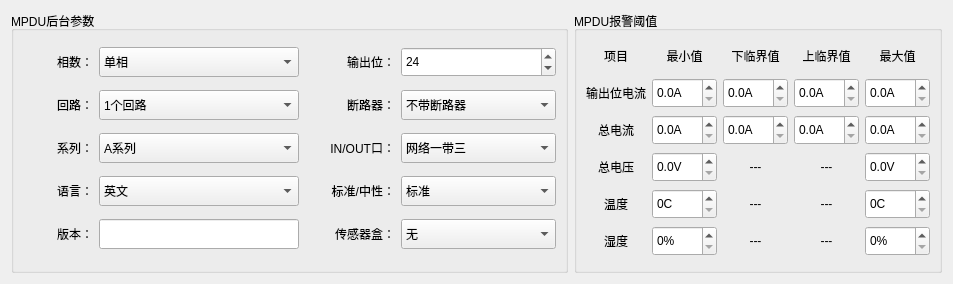
This is MasterCtrlSet/home/home_mpduwid.ui in ChinaClever/PDU-Settings as Qt 5 draws it before an edit. The edited form follows.
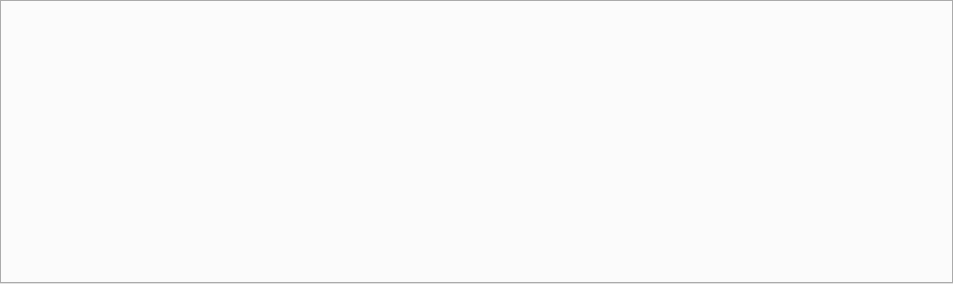
This is the edited form.

Commit message: 增加MPDU参数保存

The edit to the form file:
```diff
--- a/MasterCtrlSet/home/home_mpduwid.ui
+++ b/MasterCtrlSet/home/home_mpduwid.ui
@@ -14,1173 +14,26 @@
    <string>Form</string>
   </property>
   <layout class="QGridLayout" name="gridLayout">
+   <property name="leftMargin">
+    <number>0</number>
+   </property>
+   <property name="topMargin">
+    <number>0</number>
+   </property>
+   <property name="rightMargin">
+    <number>0</number>
+   </property>
+   <property name="bottomMargin">
+    <number>0</number>
+   </property>
+   <property name="spacing">
+    <number>0</number>
+   </property>
    <item row="0" column="0">
-    <widget class="QGroupBox" name="groupBox">
-     <property name="minimumSize">
-      <size>
-       <width>0</width>
-       <height>30</height>
-      </size>
+    <widget class="QTabWidget" name="tabWidget">
+     <property name="currentIndex">
+      <number>-1</number>
      </property>
-     <property name="title">
-      <string>MPDU后台参数</string>
-     </property>
-     <layout class="QGridLayout" name="gridLayout_3">
-      <item row="4" column="0">
-       <widget class="QLabel" name="label_26">
-        <property name="minimumSize">
-         <size>
-          <width>60</width>
-          <height>30</height>
-         </size>
-        </property>
-        <property name="maximumSize">
-         <size>
-          <width>70</width>
-          <height>16777215</height>
-         </size>
-        </property>
-        <property name="text">
-         <string>版本：</string>
-        </property>
-        <property name="alignment">
-         <set>Qt::AlignRight|Qt::AlignTrailing|Qt::AlignVCenter</set>
-        </property>
-       </widget>
-      </item>
-      <item row="2" column="0">
-       <widget class="QLabel" name="label_5">
-        <property name="minimumSize">
-         <size>
-          <width>60</width>
-          <height>30</height>
-         </size>
-        </property>
-        <property name="maximumSize">
-         <size>
-          <width>70</width>
-          <height>16777215</height>
-         </size>
-        </property>
-        <property name="text">
-         <string>系列：</string>
-        </property>
-        <property name="alignment">
-         <set>Qt::AlignRight|Qt::AlignTrailing|Qt::AlignVCenter</set>
-        </property>
-       </widget>
-      </item>
-      <item row="3" column="2">
-       <widget class="QLabel" name="label_4">
-        <property name="minimumSize">
-         <size>
-          <width>60</width>
-          <height>30</height>
-         </size>
-        </property>
-        <property name="maximumSize">
-         <size>
-          <width>90</width>
-          <height>16777215</height>
-         </size>
-        </property>
-        <property name="text">
-         <string>标准/中性：</string>
-        </property>
-        <property name="alignment">
-         <set>Qt::AlignRight|Qt::AlignTrailing|Qt::AlignVCenter</set>
-        </property>
-       </widget>
-      </item>
-      <item row="0" column="2">
-       <widget class="QLabel" name="label_3">
-        <property name="minimumSize">
-         <size>
-          <width>60</width>
-          <height>30</height>
-         </size>
-        </property>
-        <property name="maximumSize">
-         <size>
-          <width>90</width>
-          <height>16777215</height>
-         </size>
-        </property>
-        <property name="text">
-         <string>输出位：</string>
-        </property>
-        <property name="alignment">
-         <set>Qt::AlignRight|Qt::AlignTrailing|Qt::AlignVCenter</set>
-        </property>
-       </widget>
-      </item>
-      <item row="3" column="1">
-       <widget class="QComboBox" name="languageBox">
-        <property name="minimumSize">
-         <size>
-          <width>0</width>
-          <height>30</height>
-         </size>
-        </property>
-        <item>
-         <property name="text">
-          <string>英文</string>
-         </property>
-        </item>
-        <item>
-         <property name="text">
-          <string>中文</string>
-         </property>
-        </item>
-       </widget>
-      </item>
-      <item row="4" column="3">
-       <widget class="QComboBox" name="envBox">
-        <property name="minimumSize">
-         <size>
-          <width>0</width>
-          <height>30</height>
-         </size>
-        </property>
-        <item>
-         <property name="text">
-          <string>无</string>
-         </property>
-        </item>
-        <item>
-         <property name="text">
-          <string>有</string>
-         </property>
-        </item>
-       </widget>
-      </item>
-      <item row="0" column="3">
-       <widget class="QSpinBox" name="outputSpin">
-        <property name="minimumSize">
-         <size>
-          <width>0</width>
-          <height>30</height>
-         </size>
-        </property>
-        <property name="maximum">
-         <number>42</number>
-        </property>
-        <property name="value">
-         <number>24</number>
-        </property>
-       </widget>
-      </item>
-      <item row="1" column="0">
-       <widget class="QLabel" name="label_2">
-        <property name="minimumSize">
-         <size>
-          <width>60</width>
-          <height>30</height>
-         </size>
-        </property>
-        <property name="maximumSize">
-         <size>
-          <width>70</width>
-          <height>16777215</height>
-         </size>
-        </property>
-        <property name="text">
-         <string>回路：</string>
-        </property>
-        <property name="alignment">
-         <set>Qt::AlignRight|Qt::AlignTrailing|Qt::AlignVCenter</set>
-        </property>
-       </widget>
-      </item>
-      <item row="1" column="1">
-       <widget class="QComboBox" name="loopBox">
-        <property name="minimumSize">
-         <size>
-          <width>0</width>
-          <height>30</height>
-         </size>
-        </property>
-        <item>
-         <property name="text">
-          <string>1个回路</string>
-         </property>
-        </item>
-        <item>
-         <property name="text">
-          <string>2个回路</string>
-         </property>
-        </item>
-        <item>
-         <property name="text">
-          <string>3个回路</string>
-         </property>
-        </item>
-        <item>
-         <property name="text">
-          <string>4个回路</string>
-         </property>
-        </item>
-        <item>
-         <property name="text">
-          <string>6个回路</string>
-         </property>
-        </item>
-       </widget>
-      </item>
-      <item row="4" column="1">
-       <widget class="QLineEdit" name="versionEdit">
-        <property name="minimumSize">
-         <size>
-          <width>0</width>
-          <height>30</height>
-         </size>
-        </property>
-        <property name="maximumSize">
-         <size>
-          <width>200</width>
-          <height>16777215</height>
-         </size>
-        </property>
-       </widget>
-      </item>
-      <item row="1" column="3">
-       <widget class="QComboBox" name="breakerBox">
-        <property name="minimumSize">
-         <size>
-          <width>0</width>
-          <height>30</height>
-         </size>
-        </property>
-        <item>
-         <property name="text">
-          <string>不带断路器</string>
-         </property>
-        </item>
-        <item>
-         <property name="text">
-          <string>带断路器</string>
-         </property>
-        </item>
-       </widget>
-      </item>
-      <item row="2" column="2">
-       <widget class="QLabel" name="label_8">
-        <property name="minimumSize">
-         <size>
-          <width>60</width>
-          <height>30</height>
-         </size>
-        </property>
-        <property name="maximumSize">
-         <size>
-          <width>90</width>
-          <height>16777215</height>
-         </size>
-        </property>
-        <property name="text">
-         <string>IN/OUT口：</string>
-        </property>
-        <property name="alignment">
-         <set>Qt::AlignRight|Qt::AlignTrailing|Qt::AlignVCenter</set>
-        </property>
-       </widget>
-      </item>
-      <item row="2" column="1">
-       <widget class="QComboBox" name="seriesBox">
-        <property name="minimumSize">
-         <size>
-          <width>0</width>
-          <height>30</height>
-         </size>
-        </property>
-        <item>
-         <property name="text">
-          <string>A系列</string>
-         </property>
-        </item>
-        <item>
-         <property name="text">
-          <string>B系列</string>
-         </property>
-        </item>
-        <item>
-         <property name="text">
-          <string>C系列</string>
-         </property>
-        </item>
-        <item>
-         <property name="text">
-          <string>D系列</string>
-         </property>
-        </item>
-       </widget>
-      </item>
-      <item row="4" column="2">
-       <widget class="QLabel" name="label_27">
-        <property name="minimumSize">
-         <size>
-          <width>60</width>
-          <height>30</height>
-         </size>
-        </property>
-        <property name="maximumSize">
-         <size>
-          <width>90</width>
-          <height>16777215</height>
-         </size>
-        </property>
-        <property name="text">
-         <string>传感器盒：</string>
-        </property>
-        <property name="alignment">
-         <set>Qt::AlignRight|Qt::AlignTrailing|Qt::AlignVCenter</set>
-        </property>
-       </widget>
-      </item>
-      <item row="0" column="0">
-       <widget class="QLabel" name="label">
-        <property name="minimumSize">
-         <size>
-          <width>60</width>
-          <height>30</height>
-         </size>
-        </property>
-        <property name="maximumSize">
-         <size>
-          <width>70</width>
-          <height>16777215</height>
-         </size>
-        </property>
-        <property name="text">
-         <string>相数：</string>
-        </property>
-        <property name="alignment">
-         <set>Qt::AlignRight|Qt::AlignTrailing|Qt::AlignVCenter</set>
-        </property>
-       </widget>
-      </item>
-      <item row="3" column="0">
-       <widget class="QLabel" name="label_6">
-        <property name="minimumSize">
-         <size>
-          <width>60</width>
-          <height>30</height>
-         </size>
-        </property>
-        <property name="maximumSize">
-         <size>
-          <width>70</width>
-          <height>16777215</height>
-         </size>
-        </property>
-        <property name="text">
-         <string>语言：</string>
-        </property>
-        <property name="alignment">
-         <set>Qt::AlignRight|Qt::AlignTrailing|Qt::AlignVCenter</set>
-        </property>
-       </widget>
-      </item>
-      <item row="3" column="3">
-       <widget class="QComboBox" name="standardBox">
-        <property name="minimumSize">
-         <size>
-          <width>0</width>
-          <height>30</height>
-         </size>
-        </property>
-        <item>
-         <property name="text">
-          <string>标准</string>
-         </property>
-        </item>
-        <item>
-         <property name="text">
-          <string>中性</string>
-         </property>
-        </item>
-       </widget>
-      </item>
-      <item row="1" column="2">
-       <widget class="QLabel" name="label_7">
-        <property name="minimumSize">
-         <size>
-          <width>60</width>
-          <height>30</height>
-         </size>
-        </property>
-        <property name="maximumSize">
-         <size>
-          <width>90</width>
-          <height>16777215</height>
-         </size>
-        </property>
-        <property name="text">
-         <string>断路器：</string>
-        </property>
-        <property name="alignment">
-         <set>Qt::AlignRight|Qt::AlignTrailing|Qt::AlignVCenter</set>
-        </property>
-       </widget>
-      </item>
-      <item row="2" column="3">
-       <widget class="QComboBox" name="modbusBox">
-        <property name="minimumSize">
-         <size>
-          <width>0</width>
-          <height>30</height>
-         </size>
-        </property>
-        <item>
-         <property name="text">
-          <string>网络一带三</string>
-         </property>
-        </item>
-        <item>
-         <property name="text">
-          <string>Modbus</string>
-         </property>
-        </item>
-       </widget>
-      </item>
-      <item row="0" column="1">
-       <widget class="QComboBox" name="lineBox">
-        <property name="minimumSize">
-         <size>
-          <width>0</width>
-          <height>30</height>
-         </size>
-        </property>
-        <item>
-         <property name="text">
-          <string>单相</string>
-         </property>
-        </item>
-        <item>
-         <property name="text">
-          <string>三相</string>
-         </property>
-        </item>
-       </widget>
-      </item>
-     </layout>
-    </widget>
-   </item>
-   <item row="0" column="1">
-    <widget class="QGroupBox" name="groupBox_2">
-     <property name="minimumSize">
-      <size>
-       <width>0</width>
-       <height>30</height>
-      </size>
-     </property>
-     <property name="title">
-      <string>MPDU报警阈值</string>
-     </property>
-     <layout class="QGridLayout" name="gridLayout_2">
-      <item row="5" column="3">
-       <widget class="QLabel" name="label_25">
-        <property name="minimumSize">
-         <size>
-          <width>0</width>
-          <height>30</height>
-         </size>
-        </property>
-        <property name="maximumSize">
-         <size>
-          <width>80</width>
-          <height>16777215</height>
-         </size>
-        </property>
-        <property name="text">
-         <string>---</string>
-        </property>
-        <property name="alignment">
-         <set>Qt::AlignCenter</set>
-        </property>
-       </widget>
-      </item>
-      <item row="3" column="0">
-       <widget class="QLabel" name="label_15">
-        <property name="minimumSize">
-         <size>
-          <width>0</width>
-          <height>30</height>
-         </size>
-        </property>
-        <property name="maximumSize">
-         <size>
-          <width>80</width>
-          <height>16777215</height>
-         </size>
-        </property>
-        <property name="text">
-         <string>总电压</string>
-        </property>
-        <property name="alignment">
-         <set>Qt::AlignCenter</set>
-        </property>
-       </widget>
-      </item>
-      <item row="4" column="0">
-       <widget class="QLabel" name="label_18">
-        <property name="minimumSize">
-         <size>
-          <width>0</width>
-          <height>30</height>
-         </size>
-        </property>
-        <property name="maximumSize">
-         <size>
-          <width>80</width>
-          <height>16777215</height>
-         </size>
-        </property>
-        <property name="text">
-         <string>温度</string>
-        </property>
-        <property name="alignment">
-         <set>Qt::AlignCenter</set>
-        </property>
-       </widget>
-      </item>
-      <item row="1" column="4">
-       <widget class="QDoubleSpinBox" name="outputMaxSpin">
-        <property name="minimumSize">
-         <size>
-          <width>0</width>
-          <height>30</height>
-         </size>
-        </property>
-        <property name="maximumSize">
-         <size>
-          <width>80</width>
-          <height>16777215</height>
-         </size>
-        </property>
-        <property name="suffix">
-         <string>A</string>
-        </property>
-        <property name="decimals">
-         <number>1</number>
-        </property>
-        <property name="maximum">
-         <double>300.000000000000000</double>
-        </property>
-       </widget>
-      </item>
-      <item row="2" column="4">
-       <widget class="QDoubleSpinBox" name="curMaxSpin">
-        <property name="minimumSize">
-         <size>
-          <width>0</width>
-          <height>30</height>
-         </size>
-        </property>
-        <property name="maximumSize">
-         <size>
-          <width>80</width>
-          <height>16777215</height>
-         </size>
-        </property>
-        <property name="suffix">
-         <string>A</string>
-        </property>
-        <property name="decimals">
-         <number>1</number>
-        </property>
-        <property name="maximum">
-         <double>300.000000000000000</double>
-        </property>
-       </widget>
-      </item>
-      <item row="0" column="0">
-       <widget class="QLabel" name="label_14">
-        <property name="minimumSize">
-         <size>
-          <width>0</width>
-          <height>30</height>
-         </size>
-        </property>
-        <property name="maximumSize">
-         <size>
-          <width>80</width>
-          <height>30</height>
-         </size>
-        </property>
-        <property name="text">
-         <string>项目</string>
-        </property>
-        <property name="alignment">
-         <set>Qt::AlignCenter</set>
-        </property>
-       </widget>
-      </item>
-      <item row="2" column="3">
-       <widget class="QDoubleSpinBox" name="curCrMaxSpin">
-        <property name="minimumSize">
-         <size>
-          <width>0</width>
-          <height>30</height>
-         </size>
-        </property>
-        <property name="maximumSize">
-         <size>
-          <width>80</width>
-          <height>16777215</height>
-         </size>
-        </property>
-        <property name="suffix">
-         <string>A</string>
-        </property>
-        <property name="decimals">
-         <number>1</number>
-        </property>
-        <property name="maximum">
-         <double>300.000000000000000</double>
-        </property>
-       </widget>
-      </item>
-      <item row="3" column="1">
-       <widget class="QDoubleSpinBox" name="volMinSpin">
-        <property name="minimumSize">
-         <size>
-          <width>0</width>
-          <height>30</height>
-         </size>
-        </property>
-        <property name="maximumSize">
-         <size>
-          <width>80</width>
-          <height>16777215</height>
-         </size>
-        </property>
-        <property name="suffix">
-         <string>V</string>
-        </property>
-        <property name="decimals">
-         <number>1</number>
-        </property>
-        <property name="maximum">
-         <double>300.000000000000000</double>
-        </property>
-       </widget>
-      </item>
-      <item row="0" column="2">
-       <widget class="QLabel" name="label_11">
-        <property name="minimumSize">
-         <size>
-          <width>0</width>
-          <height>30</height>
-         </size>
-        </property>
-        <property name="maximumSize">
-         <size>
-          <width>80</width>
-          <height>30</height>
-         </size>
-        </property>
-        <property name="text">
-         <string>下临界值</string>
-        </property>
-        <property name="alignment">
-         <set>Qt::AlignCenter</set>
-        </property>
-       </widget>
-      </item>
-      <item row="4" column="3">
-       <widget class="QLabel" name="label_22">
-        <property name="minimumSize">
-         <size>
-          <width>0</width>
-          <height>30</height>
-         </size>
-        </property>
-        <property name="maximumSize">
-         <size>
-          <width>80</width>
-          <height>16777215</height>
-         </size>
-        </property>
-        <property name="text">
-         <string>---</string>
-        </property>
-        <property name="alignment">
-         <set>Qt::AlignCenter</set>
-        </property>
-       </widget>
-      </item>
-      <item row="5" column="4">
-       <widget class="QDoubleSpinBox" name="humMaxSpin">
-        <property name="minimumSize">
-         <size>
-          <width>0</width>
-          <height>30</height>
-         </size>
-        </property>
-        <property name="maximumSize">
-         <size>
-          <width>80</width>
-          <height>16777215</height>
-         </size>
-        </property>
-        <property name="suffix">
-         <string>%</string>
-        </property>
-        <property name="decimals">
-         <number>0</number>
-        </property>
-        <property name="maximum">
-         <double>300.000000000000000</double>
-        </property>
-       </widget>
-      </item>
-      <item row="3" column="4">
-       <widget class="QDoubleSpinBox" name="volMaxSpin">
-        <property name="minimumSize">
-         <size>
-          <width>0</width>
-          <height>30</height>
-         </size>
-        </property>
-        <property name="maximumSize">
-         <size>
-          <width>80</width>
-          <height>16777215</height>
-         </size>
-        </property>
-        <property name="suffix">
-         <string>V</string>
-        </property>
-        <property name="decimals">
-         <number>1</number>
-        </property>
-        <property name="maximum">
-         <double>300.000000000000000</double>
-        </property>
-       </widget>
-      </item>
-      <item row="1" column="0">
-       <widget class="QLabel" name="label_17">
-        <property name="minimumSize">
-         <size>
-          <width>0</width>
-          <height>30</height>
-         </size>
-        </property>
-        <property name="maximumSize">
-         <size>
-          <width>80</width>
-          <height>16777215</height>
-         </size>
-        </property>
-        <property name="text">
-         <string>输出位电流</string>
-        </property>
-        <property name="alignment">
-         <set>Qt::AlignCenter</set>
-        </property>
-       </widget>
-      </item>
-      <item row="5" column="2">
-       <widget class="QLabel" name="label_24">
-        <property name="minimumSize">
-         <size>
-          <width>0</width>
-          <height>30</height>
-         </size>
-        </property>
-        <property name="maximumSize">
-         <size>
-          <width>80</width>
-          <height>16777215</height>
-         </size>
-        </property>
-        <property name="text">
-         <string>---</string>
-        </property>
-        <property name="alignment">
-         <set>Qt::AlignCenter</set>
-        </property>
-       </widget>
-      </item>
-      <item row="2" column="0">
-       <widget class="QLabel" name="label_16">
-        <property name="minimumSize">
-         <size>
-          <width>0</width>
-          <height>30</height>
-         </size>
-        </property>
-        <property name="maximumSize">
-         <size>
-          <width>80</width>
-          <height>16777215</height>
-         </size>
-        </property>
-        <property name="text">
-         <string>总电流</string>
-        </property>
-        <property name="alignment">
-         <set>Qt::AlignCenter</set>
-        </property>
-       </widget>
-      </item>
-      <item row="0" column="1">
-       <widget class="QLabel" name="label_10">
-        <property name="minimumSize">
-         <size>
-          <width>0</width>
-          <height>30</height>
-         </size>
-        </property>
-        <property name="maximumSize">
-         <size>
-          <width>80</width>
-          <height>30</height>
-         </size>
-        </property>
-        <property name="text">
-         <string>最小值</string>
-        </property>
-        <property name="alignment">
-         <set>Qt::AlignCenter</set>
-        </property>
-       </widget>
-      </item>
-      <item row="3" column="3">
-       <widget class="QLabel" name="label_21">
-        <property name="minimumSize">
-         <size>
-          <width>0</width>
-          <height>30</height>
-         </size>
-        </property>
-        <property name="maximumSize">
-         <size>
-          <width>80</width>
-          <height>16777215</height>
-         </size>
-        </property>
-        <property name="text">
-         <string>---</string>
-        </property>
-        <property name="alignment">
-         <set>Qt::AlignCenter</set>
-        </property>
-       </widget>
-      </item>
-      <item row="3" column="2">
-       <widget class="QLabel" name="label_20">
-        <property name="minimumSize">
-         <size>
-          <width>0</width>
-          <height>30</height>
-         </size>
-        </property>
-        <property name="maximumSize">
-         <size>
-          <width>80</width>
-          <height>16777215</height>
-         </size>
-        </property>
-        <property name="text">
-         <string>---</string>
-        </property>
-        <property name="alignment">
-         <set>Qt::AlignCenter</set>
-        </property>
-       </widget>
-      </item>
-      <item row="1" column="3">
-       <widget class="QDoubleSpinBox" name="outputCrMaxSpin">
-        <property name="minimumSize">
-         <size>
-          <width>0</width>
-          <height>30</height>
-         </size>
-        </property>
-        <property name="maximumSize">
-         <size>
-          <width>80</width>
-          <height>16777215</height>
-         </size>
-        </property>
-        <property name="suffix">
-         <string>A</string>
-        </property>
-        <property name="decimals">
-         <number>1</number>
-        </property>
-        <property name="maximum">
-         <double>300.000000000000000</double>
-        </property>
-       </widget>
-      </item>
-      <item row="2" column="2">
-       <widget class="QDoubleSpinBox" name="curCrMinSpin">
-        <property name="minimumSize">
-         <size>
-          <width>0</width>
-          <height>30</height>
-         </size>
-        </property>
-        <property name="maximumSize">
-         <size>
-          <width>80</width>
-          <height>16777215</height>
-         </size>
-        </property>
-        <property name="suffix">
-         <string>A</string>
-        </property>
-        <property name="decimals">
-         <number>1</number>
-        </property>
-        <property name="maximum">
-         <double>300.000000000000000</double>
-        </property>
-       </widget>
-      </item>
-      <item row="0" column="4">
-       <widget class="QLabel" name="label_13">
-        <property name="minimumSize">
-         <size>
-          <width>0</width>
-          <height>30</height>
-         </size>
-        </property>
-        <property name="maximumSize">
-         <size>
-          <width>80</width>
-          <height>30</height>
-         </size>
-        </property>
-        <property name="text">
-         <string>最大值</string>
-        </property>
-        <property name="alignment">
-         <set>Qt::AlignCenter</set>
-        </property>
-       </widget>
-      </item>
-      <item row="4" column="2">
-       <widget class="QLabel" name="label_23">
-        <property name="minimumSize">
-         <size>
-          <width>0</width>
-          <height>30</height>
-         </size>
-        </property>
-        <property name="maximumSize">
-         <size>
-          <width>80</width>
-          <height>16777215</height>
-         </size>
-        </property>
-        <property name="text">
-         <string>---</string>
-        </property>
-        <property name="alignment">
-         <set>Qt::AlignCenter</set>
-        </property>
-       </widget>
-      </item>
-      <item row="1" column="2">
-       <widget class="QDoubleSpinBox" name="outputCrMinSpin">
-        <property name="minimumSize">
-         <size>
-          <width>0</width>
-          <height>30</height>
-         </size>
-        </property>
-        <property name="maximumSize">
-         <size>
-          <width>80</width>
-          <height>16777215</height>
-         </size>
-        </property>
-        <property name="suffix">
-         <string>A</string>
-        </property>
-        <property name="decimals">
-         <number>1</number>
-        </property>
-        <property name="maximum">
-         <double>300.000000000000000</double>
-        </property>
-       </widget>
-      </item>
-      <item row="5" column="0">
-       <widget class="QLabel" name="label_19">
-        <property name="minimumSize">
-         <size>
-          <width>0</width>
-          <height>30</height>
-         </size>
-        </property>
-        <property name="maximumSize">
-         <size>
-          <width>80</width>
-          <height>16777215</height>
-         </size>
-        </property>
-        <property name="text">
-         <string>湿度</string>
-        </property>
-        <property name="alignment">
-         <set>Qt::AlignCenter</set>
-        </property>
-       </widget>
-      </item>
-      <item row="4" column="4">
-       <widget class="QDoubleSpinBox" name="temMaxSpin">
-        <property name="minimumSize">
-         <size>
-          <width>0</width>
-          <height>30</height>
-         </size>
-        </property>
-        <property name="maximumSize">
-         <size>
-          <width>80</width>
-          <height>16777215</height>
-         </size>
-        </property>
-        <property name="suffix">
-         <string>C</string>
-        </property>
-        <property name="decimals">
-         <number>0</number>
-        </property>
-        <property name="maximum">
-         <double>300.000000000000000</double>
-        </property>
-       </widget>
-      </item>
-      <item row="0" column="3">
-       <widget class="QLabel" name="label_12">
-        <property name="minimumSize">
-         <size>
-          <width>0</width>
-          <height>30</height>
-         </size>
-        </property>
-        <property name="maximumSize">
-         <size>
-          <width>80</width>
-          <height>30</height>
-         </size>
-        </property>
-        <property name="text">
-         <string>上临界值</string>
-        </property>
-        <property name="alignment">
-         <set>Qt::AlignCenter</set>
-        </property>
-       </widget>
-      </item>
-      <item row="5" column="1">
-       <widget class="QDoubleSpinBox" name="humMinSpin">
-        <property name="minimumSize">
-         <size>
-          <width>0</width>
-          <height>30</height>
-         </size>
-        </property>
-        <property name="maximumSize">
-         <size>
-          <width>80</width>
-          <height>16777215</height>
-         </size>
-        </property>
-        <property name="suffix">
-         <string>%</string>
-        </property>
-        <property name="decimals">
-         <number>0</number>
-        </property>
-        <property name="maximum">
-         <double>300.000000000000000</double>
-        </property>
-       </widget>
-      </item>
-      <item row="2" column="1">
-       <widget class="QDoubleSpinBox" name="curMinSpin">
-        <property name="minimumSize">
-         <size>
-          <width>0</width>
-          <height>30</height>
-         </size>
-        </property>
-        <property name="maximumSize">
-         <size>
-          <width>80</width>
-          <height>16777215</height>
-         </size>
-        </property>
-        <property name="suffix">
-         <string>A</string>
-        </property>
-        <property name="decimals">
-         <number>1</number>
-        </property>
-        <property name="maximum">
-         <double>300.000000000000000</double>
-        </property>
-       </widget>
-      </item>
-      <item row="1" column="1">
-       <widget class="QDoubleSpinBox" name="outputMinSpin">
-        <property name="minimumSize">
-         <size>
-          <width>0</width>
-          <height>30</height>
-         </size>
-        </property>
-        <property name="maximumSize">
-         <size>
-          <width>80</width>
-          <height>16777215</height>
-         </size>
-        </property>
-        <property name="suffix">
-         <string>A</string>
-        </property>
-        <property name="decimals">
-         <number>1</number>
-        </property>
-        <property name="maximum">
-         <double>300.000000000000000</double>
-        </property>
-       </widget>
-      </item>
-      <item row="4" column="1">
-       <widget class="QDoubleSpinBox" name="temMinSpin">
-        <property name="minimumSize">
-         <size>
-          <width>0</width>
-          <height>30</height>
-         </size>
-        </property>
-        <property name="maximumSize">
-         <size>
-          <width>80</width>
-          <height>16777215</height>
-         </size>
-        </property>
-        <property name="suffix">
-         <string>C</string>
-        </property>
-        <property name="decimals">
-         <number>0</number>
-        </property>
-        <property name="maximum">
-         <double>300.000000000000000</double>
-        </property>
-       </widget>
-      </item>
-     </layout>
     </widget>
    </item>
   </layout>
```
The commit also changes 11 other files.
